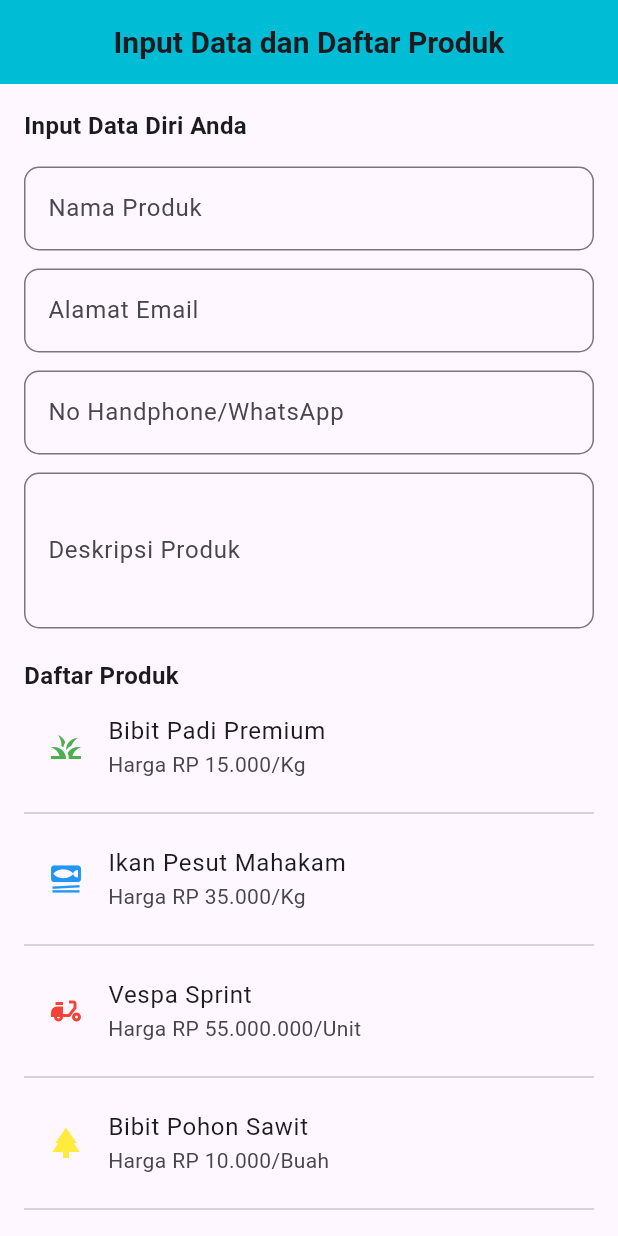
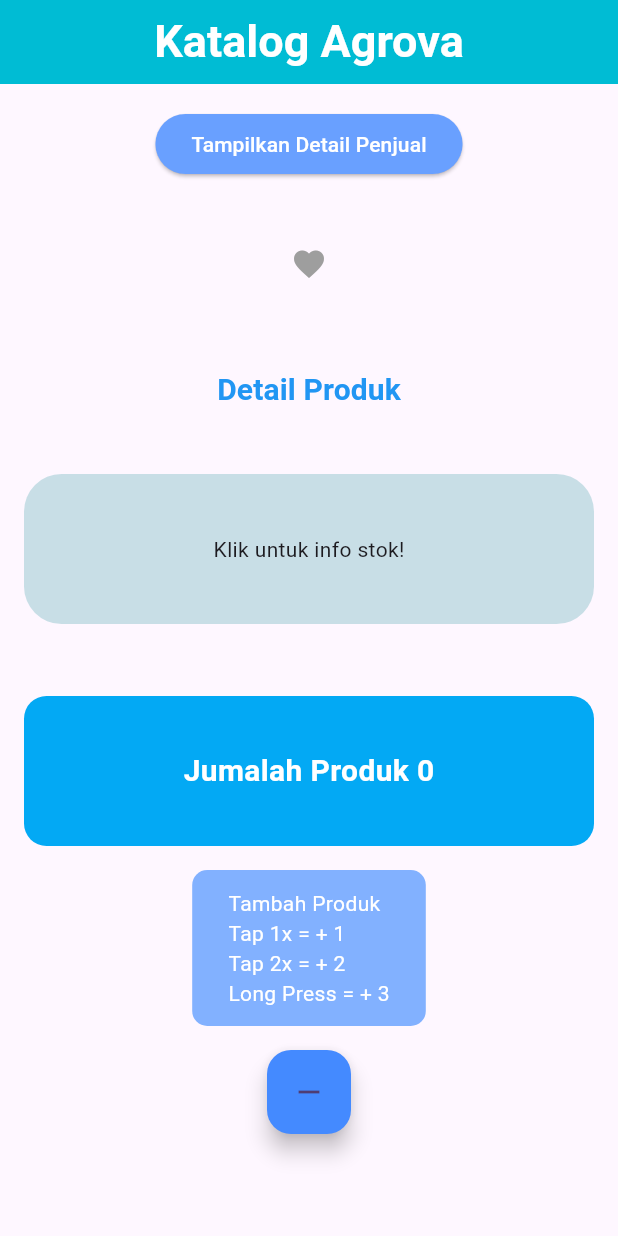
Before and after one commit to yauwwork/wahyu_belajar_flutter, a Flutter app: the screen it shows after launch, on a phone screen of 412 x 824 dp. Run offline on Flutter 3.47's test engine with Material 3 defaults, Android fonts, the phone set to English and light mode, and no system bars.

Commit message:
tugas5flutter

```diff
--- a/lib/main.dart
+++ b/lib/main.dart
@@ -1,5 +1,6 @@
 import 'package:flutter/material.dart';
-import 'package:wahyu_belajar_flutter/tugas4flutter/tugas4flutter.dart';
+import 'package:wahyu_belajar_flutter/tugas5flutter/tugas5flutter.dart';
+
 
 void main() {
   runApp(const MyApp());
@@ -31,7 +32,7 @@ class MyApp extends StatelessWidget {
         // tested with just a hot reload.
         colorScheme: .fromSeed(seedColor: Colors.deepPurple),
       ),
-      home: Tugas4Flutter(),
+      home: Tugas5flutter(),
     );
   }
 }
--- a/lib/tugas3flutter/tugas3flutter.dart
+++ b/lib/tugas3flutter/tugas3flutter.dart
@@ -116,7 +116,7 @@ class Tugas3Flutter extends StatelessWidget {
     );
   }
 
-    //Soal Nomor 4-------------------------------------------------------------------------------------------------------
+    //Soal Nomor 4-------------------------------------------------------------------------------------------------------_
 
   Container bulidstack(String title, Color color, IconData icon) {
     return Container(
--- /dev/null
+++ b/lib/tugas5flutter/tugas5flutter.dart
@@ -0,0 +1,215 @@
+import 'package:flutter/material.dart';
+
+class Tugas5flutter extends StatefulWidget {
+  const Tugas5flutter({super.key});
+
+  @override
+  State<Tugas5flutter> createState() => _Tugas5flutterState();
+}
+
+class _Tugas5flutterState extends State<Tugas5flutter> {
+
+ bool showSellerName = false;
+ bool isFavorite = false;
+ bool showDetail = false;
+ bool showStockInfo = false;
+ int stockCounter = 0;
+
+  @override
+  Widget build(BuildContext context) {
+    return Scaffold(
+      appBar: AppBar(
+        centerTitle: true,
+        backgroundColor: Colors.cyan,
+        title: Text("Katalog Agrova",
+        style: TextStyle(
+          fontSize: 30,
+          fontWeight: FontWeight.bold,
+          color: Colors.white
+        ),
+        ),
+      ),
+      body: Center(
+        child: Column(
+          children: [
+            Padding(padding: EdgeInsetsGeometry.all(16),
+
+        //Elevated Button-----------------------------------------------------
+            child: ElevatedButton(
+              onPressed: () {
+                setState(() {
+                  showSellerName = !showSellerName;
+                });
+              },
+              style: ElevatedButton.styleFrom(
+              backgroundColor: const Color.fromARGB(255, 105, 160, 255),
+              ),
+              child: Text("Tampilkan Detail Penjual",
+              style: TextStyle(
+                color: Colors.white
+              ),
+              ),
+            ),
+           ),
+           if (showSellerName)
+           Text("Nama Penjual : Imam\n"
+           "Alamat Penjual : Yogyakarta\n"
+           "No Wa : 081312344321",
+           style: TextStyle(
+            fontSize: 16,
+            color: Colors.blueAccent,
+           ),
+           ),
+
+           SizedBox(height: 12),
+
+        //Icon Button-----------------------------------------------------------
+
+           Padding(padding: EdgeInsetsGeometry.all(4),
+           child: IconButton(
+            icon: Icon(
+              Icons.favorite,
+            color: isFavorite? Colors.red : Colors.grey,
+           ),
+            onPressed: () {
+              setState(() {
+                isFavorite = !isFavorite;
+              });
+            },
+           ),
+           ),
+           if (isFavorite)
+           Text(
+            "Produk Ditambahkan ke Favorit!",
+          style: TextStyle(color: Colors.red),
+          ),
+
+          SizedBox(height: 16),
+
+          Padding(padding: EdgeInsetsGeometry.all(16),
+          child: TextButton(
+            onPressed: () {
+              setState(() {
+                showDetail = !showDetail;
+             });
+           },
+           child: Text("Detail Produk",
+           style: TextStyle(
+            color: Colors.blue,
+            fontSize: 20,
+            fontWeight: FontWeight.bold,
+           ),
+           ),
+          ),
+          ),
+          if (showDetail)
+          Padding(
+            padding: const EdgeInsets.all(16),
+            child: Text("Ikan Bandeng 'Tanpa Duri', produk premium dibudidayakan langsung dengan profesional", textAlign: TextAlign.center,),
+          ),
+
+          //Ink Well Button
+          Padding(padding: EdgeInsetsGeometry.all(16),
+          child: InkWell(
+            splashColor: Colors.blue,
+            onTap: () {
+              setState(() {
+                showStockInfo = !showStockInfo;
+              });
+              print("Klik untuk info stok!");
+            },
+            child: Container(
+              height: 100,
+              width: double.infinity,
+              alignment: Alignment.center,
+              decoration: BoxDecoration(
+              color: const Color.fromARGB(255, 200, 222, 230,),
+              borderRadius: BorderRadius.circular(25),
+            ),
+            child: Text("Klik untuk info stok!",
+            style: TextStyle(fontWeight: FontWeight.w400),
+            ),
+          ),
+          ),
+          ),
+          if (showStockInfo)
+          Text("Stock Tersedia, Silahkan Lakukan Pemesanan",
+           style: TextStyle(fontWeight: FontWeight.bold)
+          ),
+
+          SizedBox(height: 16),
+
+          //Gesture Button
+
+          Padding(padding: EdgeInsetsGeometry.all(16),
+          child: Container(
+            height: 100,
+            width: double.infinity,
+            alignment: Alignment.center,
+            decoration: BoxDecoration(
+              color: Colors.lightBlue,
+              borderRadius: BorderRadius.circular(15),
+            ),
+            child: Text(
+              "Jumalah Produk $stockCounter",
+              style: TextStyle(
+                fontSize: 20,
+                fontWeight: FontWeight.bold,
+                color: Colors.white,
+              )
+            ),
+          ),
+          ),
+          GestureDetector(
+            onTap: () {
+              setState(() {
+                stockCounter ++;
+              });
+            },
+            onDoubleTap: () {
+             setState(() {
+               stockCounter += 2;
+             });
+            },
+            onLongPress: () {
+              setState(() {
+                stockCounter += 3;
+              });
+            },
+            child: Container(
+              padding: const EdgeInsets.symmetric(horizontal: 24, vertical: 12),
+              decoration: BoxDecoration(
+                color: Colors.blueAccent.shade100,
+                borderRadius: BorderRadius.circular(10),
+              ),
+              child: Text(
+                "Tambah Produk\n"
+                "Tap 1x = + 1\n"
+                "Tap 2x = + 2\n"
+                "Long Press = + 3",
+                style: TextStyle(
+                  color: Colors.white,
+                ),
+                ),
+            ),
+          ),
+
+    //Floating Button---------------------------------------------------------------------------
+
+          Padding(padding: EdgeInsetsGeometry.all(16),
+          child: FloatingActionButton(
+            backgroundColor: Colors.blueAccent,
+            onPressed: () {
+              setState(() {
+                stockCounter -= 1;
+              });
+            },
+            child: Icon(Icons.remove),
+            )
+          )
+         ],
+        ),
+      ),
+    );
+  }
+}
```
